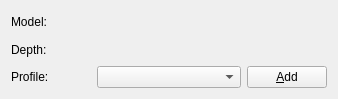
KDE/krita, file krita/ui/forms/wdgcolorspaceselector.ui: the form before one commit.
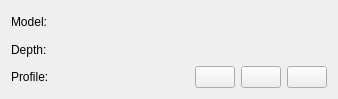
The form after the commit. Custom widgets are drawn as their Qt base class.

Commit message: Added GHNS for icc profiles Category in the server is not yet created. Remaining things are done

What changed in the file:
```diff
--- a/krita/ui/forms/wdgcolorspaceselector.ui
+++ b/krita/ui/forms/wdgcolorspaceselector.ui
@@ -10,7 +10,7 @@
     <height>99</height>
    </rect>
   </property>
-  <layout class="QGridLayout">
+  <layout class="QGridLayout" name="gridLayout">
    <item row="0" column="0">
     <widget class="QLabel" name="lblColorSpaces">
      <property name="minimumSize">
@@ -27,7 +27,7 @@
      </property>
     </widget>
    </item>
-   <item row="0" column="1" colspan="2">
+   <item row="0" column="1">
     <widget class="KisCmbIDList" name="cmbColorModels" native="true">
      <property name="sizePolicy">
       <sizepolicy hsizetype="Expanding" vsizetype="Preferred">
@@ -53,7 +53,7 @@
      </property>
     </widget>
    </item>
-   <item row="1" column="1" colspan="2">
+   <item row="1" column="1">
     <widget class="KisCmbIDList" name="cmbColorDepth" native="true">
      <property name="sizePolicy">
       <sizepolicy hsizetype="Expanding" vsizetype="Preferred">
@@ -63,7 +63,9 @@
      </property>
     </widget>
    </item>
-   <item row="2" column="0">
+   <item row="2" column="0" colspan="2">
+    <layout class="QHBoxLayout" name="horizontalLayout">
+     <item>
     <widget class="QLabel" name="lblProfiles">
      <property name="minimumSize">
       <size>
@@ -79,8 +81,8 @@
      </property>
     </widget>
    </item>
-   <item row="2" column="1">
-    <widget class="SqueezedComboBox" name="cmbProfile">
+     <item>
+      <widget class="SqueezedComboBox" name="cmbProfile" native="true">
      <property name="sizePolicy">
       <sizepolicy hsizetype="Expanding" vsizetype="Fixed">
        <horstretch>0</horstretch>
@@ -89,7 +91,7 @@
      </property>
     </widget>
    </item>
-   <item row="2" column="2">
+     <item>
     <widget class="QPushButton" name="bnInstallProfile">
      <property name="toolTip">
       <string>Install a new profile from a file</string>
@@ -98,9 +100,37 @@
       <string>Install a new profile from a file.</string>
      </property>
      <property name="text">
-      <string>&amp;Add</string>
-     </property>
-    </widget>
+        <string/>
+       </property>
+      </widget>
+     </item>
+     <item>
+      <widget class="QPushButton" name="bnDownloadProfile">
+       <property name="toolTip">
+        <string>Install a new profile from a file</string>
+       </property>
+       <property name="whatsThis">
+        <string>Install a new profile from a file.</string>
+       </property>
+       <property name="text">
+        <string/>
+       </property>
+      </widget>
+     </item>
+     <item>
+      <widget class="QPushButton" name="bnUploadProfile">
+       <property name="toolTip">
+        <string>Install a new profile from a file</string>
+       </property>
+       <property name="whatsThis">
+        <string>Install a new profile from a file.</string>
+       </property>
+       <property name="text">
+        <string/>
+       </property>
+      </widget>
+     </item>
+    </layout>
    </item>
   </layout>
  </widget>
@@ -112,7 +142,7 @@
   </customwidget>
   <customwidget>
    <class>SqueezedComboBox</class>
-   <extends>QComboBox</extends>
+   <extends>QWidget</extends>
    <header>widgets/squeezedcombobox.h</header>
   </customwidget>
  </customwidgets>
```
Lines whose indentation alone changed are shown as unchanged. The commit also changes 5 other files.
